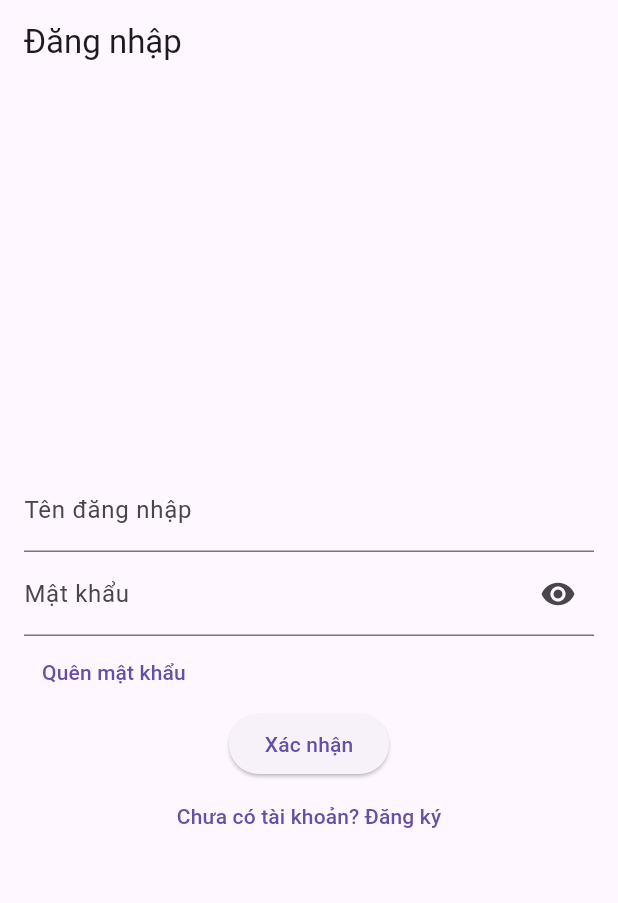
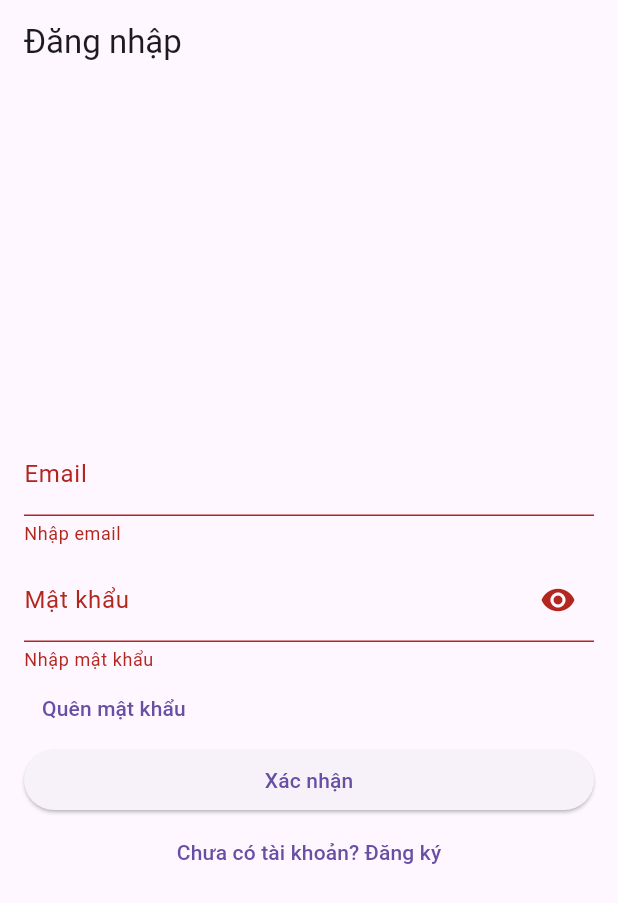
Before and after one commit to sisternia/tour-travel, a Flutter app: the screen it shows after launch, after a tap on "Xác nhận", on a phone screen of 412 x 824 dp. Shown: the top 903 px of the screen. Run offline on Flutter 3.47's test engine with Material 3 defaults, Android fonts, the phone set to English and light mode, and no system bars.

Commit message:
Update Login (1)

```diff
--- a/tour-fe/lib/data/repositories/auth_repository.dart
+++ b/tour-fe/lib/data/repositories/auth_repository.dart
@@ -6,8 +6,6 @@ class AuthRepository {
   final AuthService service;
   AuthRepository({AuthService? service}) : service = service ?? AuthService();
 
-  /// Kiểm tra đơn giản phía client rồi gọi service.
-  /// Trả về map: { success: bool, message: String?, user: AuthModel? }
   Future<Map<String, dynamic>> register({
     required String userName,
     required String email,
@@ -38,7 +36,6 @@ class AuthRepository {
     );
 
     if (res['success'] == true) {
-      // Nếu backend trả về dữ liệu user, parse (không bắt buộc)
       AuthModel? user;
       final data = res['data'];
       if (data is Map && data['user'] is Map) {
@@ -57,4 +54,42 @@ class AuthRepository {
       return {'success': false, 'message': res['message'] ?? 'Lỗi đăng ký'};
     }
   }
+
+  Future<Map<String, dynamic>> login({
+    required String email,
+    required String password,
+  }) async {
+    if (email.trim().isEmpty) {
+      return {'success': false, 'message': 'Email không được để trống'};
+    }
+    if (password.isEmpty) {
+      return {'success': false, 'message': 'Mật khẩu không được để trống'};
+    }
+
+    final res = await service.login(email: email, password: password);
+
+    if (res['success'] == true) {
+      final data = res['data'];
+      // data có thể chứa token và user
+      final token = data is Map && data['token'] != null ? data['token'] : null;
+      AuthModel? user;
+      if (data is Map && data['user'] is Map) {
+        try {
+          user = AuthModel.fromJson(Map<String, dynamic>.from(data['user']));
+        } catch (_) {}
+      }
+      return {
+        'success': true,
+        'message': data['message'] ?? 'Đăng nhập thành công',
+        'token': token,
+        'user': user
+      };
+    } else {
+      return {
+        'success': false,
+        'message': res['message'] ?? 'Lỗi đăng nhập',
+        'status': res['status']
+      };
+    }
+  }
 }
--- a/tour-fe/lib/presentation/screens/LoginScreen.dart
+++ b/tour-fe/lib/presentation/screens/LoginScreen.dart
@@ -1,7 +1,11 @@
 // lib/presentation/screens/LoginScreen.dart
 import 'package:flutter/material.dart';
+import 'package:tour_fe/data/repositories/verify_repository.dart';
 import 'RegisterScreen.dart';
 import 'ForgotPassword.dart';
+import '../../data/repositories/auth_repository.dart';
+import 'HomeScreen.dart';
+import 'VerifyCode.dart';
 
 class LoginScreen extends StatefulWidget {
   const LoginScreen({super.key});
@@ -11,7 +15,98 @@ class LoginScreen extends StatefulWidget {
 }
 
 class _LoginScreenState extends State<LoginScreen> {
+  final _formKey = GlobalKey<FormState>();
+  final TextEditingController _emailCtrl = TextEditingController();
+  final TextEditingController _passwordCtrl = TextEditingController();
   bool _obscurePassword = true;
+  bool _loading = false;
+
+  final AuthRepository _repo = AuthRepository();
+
+  @override
+  void dispose() {
+    _emailCtrl.dispose();
+    _passwordCtrl.dispose();
+    super.dispose();
+  }
+
+  Future<void> _submit() async {
+    if (!_formKey.currentState!.validate()) return;
+
+    setState(() => _loading = true);
+
+    final res = await _repo.login(
+      email: _emailCtrl.text.trim(),
+      password: _passwordCtrl.text,
+    );
+
+    setState(() => _loading = false);
+
+    final message = res['message']?.toString() ?? '';
+
+    if (res['success'] == true) {
+      // Đăng nhập thành công
+      ScaffoldMessenger.of(context).showSnackBar(
+        SnackBar(content: Text(message)),
+      );
+      Navigator.pushReplacement(
+        context,
+        MaterialPageRoute(builder: (_) => const HomeScreen()),
+      );
+    } else {
+      final status = res['status'];
+      if (status == 403) {
+        // Chưa xác nhận tài khoản
+        _showVerifyDialog(_emailCtrl.text.trim());
+      } else {
+        // Sai mật khẩu / lỗi khác
+        ScaffoldMessenger.of(context).showSnackBar(
+          SnackBar(content: Text(message)),
+        );
+      }
+    }
+  }
+
+  void _showVerifyDialog(String email) {
+    showDialog(
+      context: context,
+      builder: (_) => AlertDialog(
+        title: const Text("Tài khoản chưa được xác nhận"),
+        content: const Text("Bạn cần xác nhận tài khoản để tiếp tục."),
+        actions: [
+          TextButton(
+            onPressed: () => Navigator.pop(context),
+            child: const Text("Đóng"),
+          ),
+          ElevatedButton(
+            onPressed: () async {
+              Navigator.pop(context); // đóng dialog
+
+              // Gửi lại mã xác thực
+              final verifyRepo = VerifyRepository();
+              final res = await verifyRepo.sendCode(email);
+
+              ScaffoldMessenger.of(context).showSnackBar(
+                SnackBar(content: Text(res['message'] ?? '')),
+              );
+
+              // Chuyển tới VerifyCode
+              Navigator.pushReplacement(
+                context,
+                MaterialPageRoute(
+                  builder: (_) => VerifyCodeScreen(
+                    email: email,
+                    from: "login",
+                  ),
+                ),
+              );
+            },
+            child: const Text("Xác nhận"),
+          ),
+        ],
+      ),
+    );
+  }
 
   @override
   Widget build(BuildContext context) {
@@ -19,13 +114,27 @@ class _LoginScreenState extends State<LoginScreen> {
       appBar: AppBar(title: const Text("Đăng nhập")),
       body: Padding(
         padding: const EdgeInsets.all(16.0),
+        child: Form(
+          key: _formKey,
           child: Column(
             mainAxisAlignment: MainAxisAlignment.center,
             children: [
-            const TextField(
-              decoration: InputDecoration(labelText: "Tên đăng nhập"),
+              TextFormField(
+                controller: _emailCtrl,
+                decoration: const InputDecoration(labelText: "Email"),
+                validator: (v) {
+                  if (v == null || v.trim().isEmpty) return 'Nhập email';
+                  final emailRegex =
+                      RegExp(r'^[\w\.\-]+@([\w\-]+\.)+[\w\-]{2,4}$');
+                  if (!emailRegex.hasMatch(v.trim())) {
+                    return 'Email không hợp lệ';
+                  }
+                  return null;
+                },
               ),
-            TextField(
+              const SizedBox(height: 8),
+              TextFormField(
+                controller: _passwordCtrl,
                 obscureText: _obscurePassword,
                 decoration: InputDecoration(
                   labelText: "Mật khẩu",
@@ -40,6 +149,10 @@ class _LoginScreenState extends State<LoginScreen> {
                     },
                   ),
                 ),
+                validator: (v) {
+                  if (v == null || v.isEmpty) return 'Nhập mật khẩu';
+                  return null;
+                },
               ),
               Align(
                 alignment: Alignment.centerLeft,
@@ -53,20 +166,31 @@ class _LoginScreenState extends State<LoginScreen> {
                   child: const Text("Quên mật khẩu"),
                 ),
               ),
-            ElevatedButton(
-              onPressed: () {},
-              child: const Text("Xác nhận"),
+              SizedBox(
+                width: double.infinity,
+                child: ElevatedButton(
+                  onPressed: _loading ? null : _submit,
+                  child: _loading
+                      ? const SizedBox(
+                          height: 18,
+                          width: 18,
+                          child: CircularProgressIndicator(strokeWidth: 2))
+                      : const Text("Xác nhận"),
+                ),
               ),
               TextButton(
                 onPressed: () {
-                Navigator.push(context,
-                    MaterialPageRoute(builder: (_) => const RegisterScreen()));
+                  Navigator.push(
+                      context,
+                      MaterialPageRoute(
+                          builder: (_) => const RegisterScreen()));
                 },
                 child: const Text("Chưa có tài khoản? Đăng ký"),
               ),
             ],
           ),
         ),
+      ),
     );
   }
 }
--- a/tour-fe/lib/presentation/screens/RegisterScreen.dart
+++ b/tour-fe/lib/presentation/screens/RegisterScreen.dart
@@ -57,7 +57,10 @@ class _RegisterScreenState extends State<RegisterScreen> {
       Navigator.pushReplacement(
         context,
         MaterialPageRoute(
-          builder: (_) => VerifyCodeScreen(email: _emailCtrl.text.trim()),
+          builder: (_) => VerifyCodeScreen(
+            email: _emailCtrl.text.trim(),
+            from: "register",
+          ),
         ),
       );
     }
@@ -77,8 +80,9 @@ class _RegisterScreenState extends State<RegisterScreen> {
                 TextFormField(
                   controller: _userNameCtrl,
                   decoration: const InputDecoration(labelText: "Tên đăng nhập"),
-                  validator: (v) =>
-                      (v == null || v.trim().isEmpty) ? 'Nhập tên đăng nhập' : null,
+                  validator: (v) => (v == null || v.trim().isEmpty)
+                      ? 'Nhập tên đăng nhập'
+                      : null,
                 ),
                 const SizedBox(height: 8),
                 TextFormField(
```
Also changed, not shown: tour-fe/lib/core/constants/api.dart (+3 -9 lines), tour-fe/lib/data/services/auth_service.dart (+34 -2 lines), tour-fe/lib/presentation/screens/HomeScreen.dart (added, +14 -0 lines), tour-fe/lib/presentation/screens/VerifyCode.dart (+24 -9 lines), 3 other files. Lines whose indentation alone changed are shown as unchanged.
